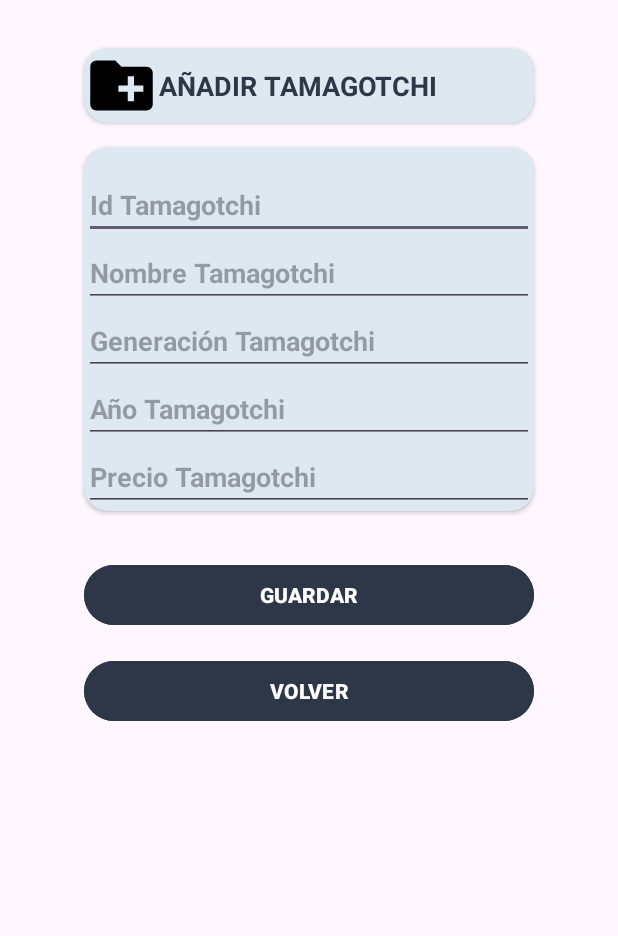
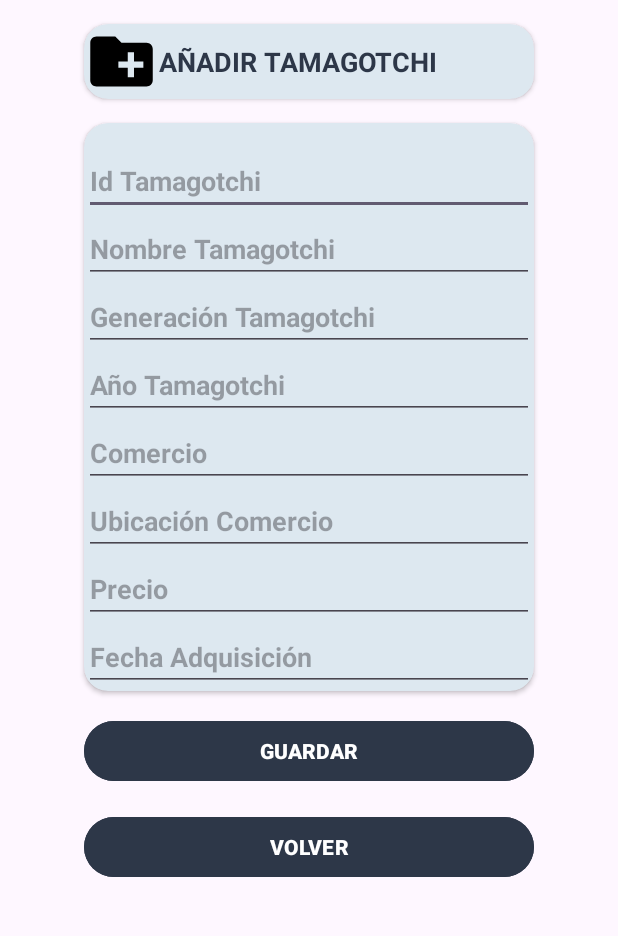
Before and after one commit to danielchmlg/tamaCollection, an Android app: the AddTamaActivity screen opened directly, with no data from a screen before it, on a phone screen of 412 x 824 dp, the part 222-1158 px from its top. Run offline under Robolectric (Android 15) with nearby library versions, the light colour scheme and no system bars.

Commit message:
Layout activity_add_tama.xml corregido y creada lógica para almacenar tamagotchi con todos los datos. Se añaden lineas en el fichero strings.xml

```diff
--- a/app/src/main/res/layout/activity_add_tama.xml
+++ b/app/src/main/res/layout/activity_add_tama.xml
@@ -22,7 +22,7 @@
         android:id="@+id/cvNewTama"
         android:layout_width="300dp"
         android:layout_height="wrap_content"
-        android:layout_marginTop="32dp"
+        android:layout_marginTop="16dp"
         app:cardBackgroundColor="@color/tama_cv_backgroud"
         app:cardCornerRadius="16dp"
         app:layout_constraintEnd_toEndOf="parent"
@@ -109,13 +109,41 @@
                 android:textStyle="bold" />
 
             <EditText
+                android:id="@+id/etComName"
+                android:layout_width="300dp"
+                android:layout_height="wrap_content"
+                android:hint="@string/com_name"
+                android:inputType="text"
+                android:singleLine="true"
+                android:textStyle="bold" />
+            <EditText
+                android:id="@+id/etComUbi"
+                android:layout_width="300dp"
+                android:layout_height="wrap_content"
+                android:hint="@string/com_ubi"
+                android:inputType="text"
+                android:singleLine="true"
+                android:textStyle="bold" />
+            <EditText
                 android:id="@+id/etPriceTama"
                 android:layout_width="300dp"
                 android:layout_height="wrap_content"
-                android:hint="@string/tama_price"
+                android:hint="@string/price"
                 android:inputType="numberDecimal"
                 android:singleLine="true"
                 android:textStyle="bold" />
+
+            <EditText
+                android:id="@+id/etAdqDate"
+                android:layout_width="300dp"
+                android:layout_height="wrap_content"
+                android:hint="@string/adq_date"
+                android:inputType="none"
+                android:singleLine="true"
+                android:textStyle="bold"
+                android:focusable="false"
+                android:clickable="true"/>
+
 
         </androidx.appcompat.widget.LinearLayoutCompat>
 
@@ -125,7 +153,7 @@
         android:id="@+id/btnSaveTama"
         android:layout_width="300dp"
         android:layout_height="wrap_content"
-        android:layout_marginTop="32dp"
+        android:layout_marginTop="16dp"
         android:backgroundTint="@color/tama_btn_background"
         android:text="@string/tama_save"
         android:textAllCaps="true"
@@ -145,7 +173,8 @@
         android:textStyle="bold"
         app:layout_constraintEnd_toEndOf="parent"
         app:layout_constraintStart_toStartOf="parent"
-        app:layout_constraintTop_toBottomOf="@+id/btnSaveTama" />
+        app:layout_constraintTop_toBottomOf="@+id/btnSaveTama"
+        />
 
 
 </androidx.constraintlayout.widget.ConstraintLayout>
--- a/app/src/main/res/values/strings.xml
+++ b/app/src/main/res/values/strings.xml
@@ -26,4 +26,8 @@
     <string name="generation">Generación</string>
     <string name="year">Año</string>
     <string name="price">Precio</string>
+    <string name="com_name">Comercio</string>
+    <string name="com_ubi">Ubicación Comercio</string>
+    <string name="adq_date">Fecha Adquisición</string>
+
 </resources>
```
Also changed, not shown: app/src/main/java/com/danielcuevasdeharo/tamacollection/addtama/AddTamaActivity.kt (+52 -5 lines).
